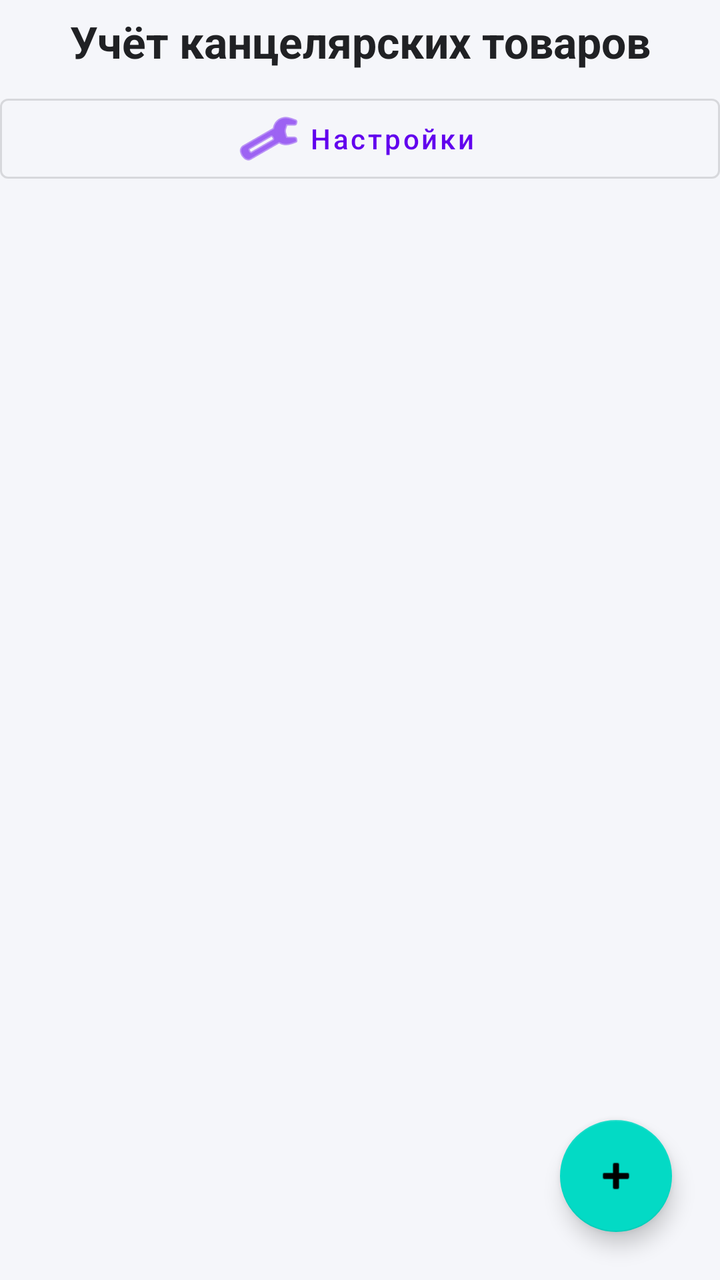
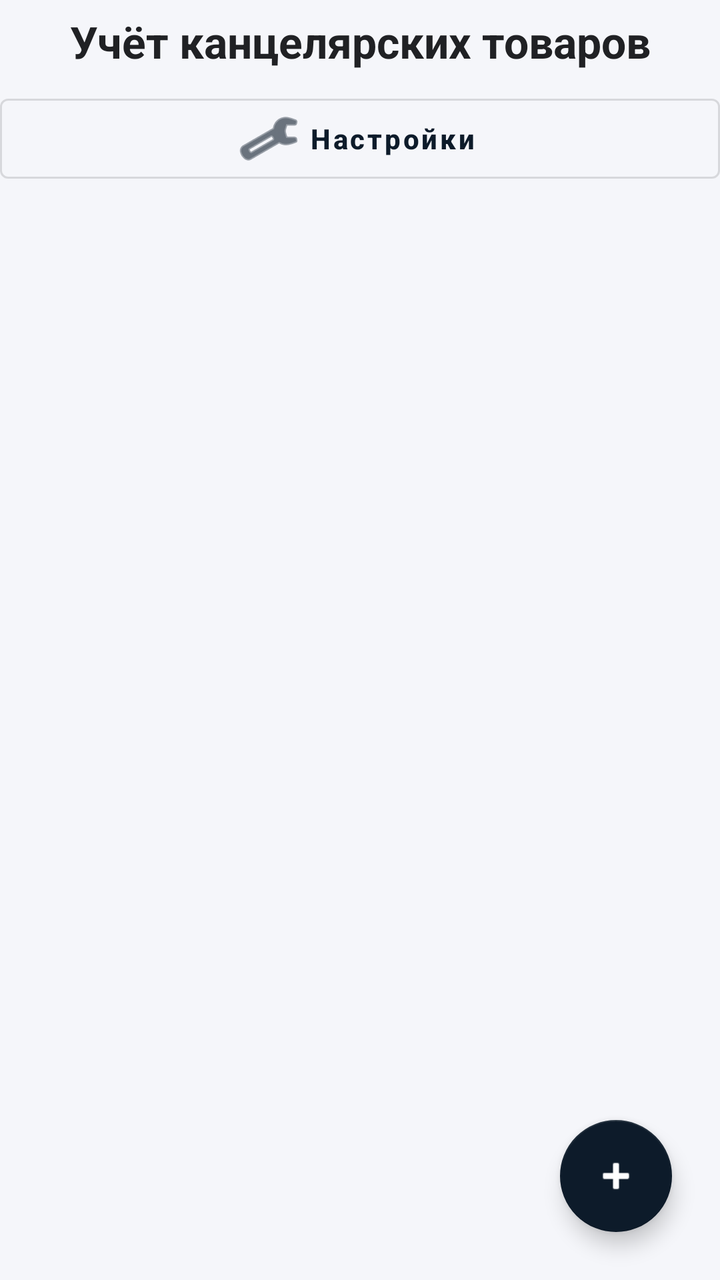

The first picture is an Android layout as it rendered before a commit; the second is the same layout after the commit. The layout source and the unified diff follow.
<!-- AndroidManifest.xml: application theme Theme.Lab_5 -->
<!-- res/layout/activity_main.xml -->
<?xml version="1.0" encoding="utf-8"?>
<androidx.coordinatorlayout.widget.CoordinatorLayout
    xmlns:android="http://schemas.android.com/apk/res/android"
    xmlns:app="http://schemas.android.com/apk/res-auto"
    android:id="@+id/mainRoot"
    android:layout_width="match_parent"
    android:layout_height="match_parent"
    android:fitsSystemWindows="true"
    android:background="#F5F6FA">

    <LinearLayout
        android:id="@+id/mainContent"
        android:layout_width="match_parent"
        android:layout_height="match_parent"
        android:orientation="vertical"
        android:paddingStart="12dp"
        android:paddingTop="0dp"
        android:paddingEnd="12dp"
        android:paddingBottom="12dp"
        android:fitsSystemWindows="true">

        <TextView
            android:id="@+id/titleTextView"
            android:layout_width="match_parent"
            android:layout_height="wrap_content"
            android:text="@string/main_title"
            android:textSize="22sp"
            android:textStyle="bold"
            android:textColor="#202124"
            android:gravity="center"
            android:paddingTop="6dp"
            android:paddingBottom="8dp"
            android:fitsSystemWindows="true" />

        <com.google.android.material.button.MaterialButton
            android:id="@+id/settingsButton"
            style="@style/Widget.MaterialComponents.Button.OutlinedButton.Icon"
            android:layout_width="match_parent"
            android:layout_height="wrap_content"
            android:text="@string/settings"
            android:textAllCaps="false"
            android:textSize="14sp"
            android:fitsSystemWindows="true"
            app:icon="@android:drawable/ic_menu_manage"
            app:iconGravity="textStart" />

        <androidx.recyclerview.widget.RecyclerView
            android:id="@+id/productsRecyclerView"
            android:layout_width="match_parent"
            android:layout_height="0dp"
            android:layout_weight="1"
            android:paddingTop="8dp"
            android:paddingBottom="135dp"
            android:clipToPadding="false"
            android:fitsSystemWindows="true" />

    </LinearLayout>

    <LinearLayout
        android:id="@+id/selectionContainer"
        android:layout_width="match_parent"
        android:layout_height="118dp"
        android:layout_gravity="bottom"
        android:layout_marginStart="8dp"
        android:layout_marginEnd="8dp"
        android:layout_marginBottom="10dp"
        android:orientation="vertical"
        android:gravity="center"
        android:visibility="gone"
        android:background="#FFFFFF"
        android:paddingStart="6dp"
        android:paddingTop="6dp"
        android:paddingEnd="6dp"
        android:paddingBottom="6dp"
        android:elevation="8dp"
        android:fitsSystemWindows="true">

        <TextView
            android:id="@+id/selectionCounterTextView"
            android:layout_width="match_parent"
            android:layout_height="28dp"
            android:text="@string/selected_count_default"
            android:textSize="14sp"
            android:textStyle="bold"
            android:textColor="#202124"
            android:gravity="center"
            android:fitsSystemWindows="true" />

        <LinearLayout
            android:id="@+id/selectionButtonsLayout"
            android:layout_width="match_parent"
            android:layout_height="78dp"
            android:orientation="horizontal"
            android:gravity="center"
            android:fitsSystemWindows="true">

            <com.google.android.material.button.MaterialButton
                android:id="@+id/selectAllButton"
                style="@style/Widget.MaterialComponents.Button.TextButton.Icon"
                android:layout_width="0dp"
                android:layout_height="match_parent"
                android:layout_weight="1"
                android:minWidth="0dp"
                android:minHeight="0dp"
                android:paddingStart="0dp"
                android:paddingTop="6dp"
                android:paddingEnd="0dp"
                android:paddingBottom="6dp"
                android:text="@string/select"
                android:textSize="8sp"
                android:textAllCaps="false"
                android:singleLine="true"
                android:gravity="center"
                android:fitsSystemWindows="true"
                app:icon="@android:drawable/checkbox_on_background"
                app:iconGravity="top"
                app:iconPadding="3dp" />

            <com.google.android.material.button.MaterialButton
                android:id="@+id/shareButton"
                style="@style/Widget.MaterialComponents.Button.TextButton.Icon"
                android:layout_width="0dp"
                android:layout_height="match_parent"
                android:layout_weight="1"
                android:minWidth="0dp"
                android:minHeight="0dp"
                android:paddingStart="0dp"
                android:paddingTop="6dp"
                android:paddingEnd="0dp"
                android:paddingBottom="6dp"
                android:text="@string/share"
                android:textSize="8sp"
                android:textAllCaps="false"
                android:singleLine="true"
                android:gravity="center"
                android:fitsSystemWindows="true"
                app:icon="@android:drawable/ic_menu_share"
                app:iconGravity="top"
                app:iconPadding="3dp" />

            <com.google.android.material.button.MaterialButton
                android:id="@+id/deleteSelectedButton"
                style="@style/Widget.MaterialComponents.Button.TextButton.Icon"
                android:layout_width="0dp"
                android:layout_height="match_parent"
                android:layout_weight="1"
                android:minWidth="0dp"
                android:minHeight="0dp"
                android:paddingStart="0dp"
                android:paddingTop="6dp"
                android:paddingEnd="0dp"
                android:paddingBottom="6dp"
                android:text="@string/delete"
                android:textSize="8sp"
                android:textAllCaps="false"
                android:singleLine="true"
                android:gravity="center"
                android:fitsSystemWindows="true"
                app:icon="@android:drawable/ic_menu_delete"
                app:iconGravity="top"
                app:iconPadding="3dp" />

            <com.google.android.material.button.MaterialButton
                android:id="@+id/exitSelectionButton"
                style="@style/Widget.MaterialComponents.Button.TextButton.Icon"
                android:layout_width="0dp"
                android:layout_height="match_parent"
                android:layout_weight="1"
                android:minWidth="0dp"
                android:minHeight="0dp"
                android:paddingStart="0dp"
                android:paddingTop="6dp"
                android:paddingEnd="0dp"
                android:paddingBottom="6dp"
                android:text="@string/exit"
                android:textSize="8sp"
                android:textAllCaps="false"
                android:singleLine="true"
                android:gravity="center"
                android:fitsSystemWindows="true"
                app:icon="@android:drawable/ic_menu_close_clear_cancel"
                app:iconGravity="top"
                app:iconPadding="3dp" />

        </LinearLayout>

    </LinearLayout>

    <com.google.android.material.floatingactionbutton.FloatingActionButton
        android:id="@+id/addProductFab"
        android:layout_width="wrap_content"
        android:layout_height="wrap_content"
        android:contentDescription="@string/add_product"
        android:layout_gravity="bottom|end"
        android:layout_margin="24dp"
        android:fitsSystemWindows="true"
        app:srcCompat="@android:drawable/ic_input_add" />

</androidx.coordinatorlayout.widget.CoordinatorLayout>
<!-- resources referenced by this layout -->
<resources>
  <string name="add_product">Добавить товар</string>
  <string name="delete">Удалить</string>
  <string name="exit">Выйти</string>
  <string name="main_title">Учёт канцелярских товаров</string>
  <string name="select">Выбрать</string>
  <string name="selected_count_default">Выбрано: 0</string>
  <string name="settings">Настройки</string>
  <string name="share">Поделиться</string>
  <style name="Theme.Lab_5" parent="Theme.MaterialComponents.DayNight.NoActionBar">
          <item name="colorPrimary">@color/purple_500</item>
          <item name="colorPrimaryVariant">@color/purple_700</item>
          <item name="colorOnPrimary">@color/white</item>
  
          <item name="colorSecondary">@color/teal_200</item>
          <item name="colorSecondaryVariant">@color/teal_700</item>
          <item name="colorOnSecondary">@color/black</item>
  
          <item name="android:statusBarColor">@color/purple_700</item>
          <item name="android:navigationBarColor">@android:color/white</item>
          <item name="android:windowLightStatusBar">false</item>
      </style>
  <color name="purple_500">#FF6200EE</color>
  <color name="purple_700">#FF3700B3</color>
  <color name="white">#FFFFFFFF</color>
  <color name="teal_200">#FF03DAC5</color>
  <color name="teal_700">#FF018786</color>
  <color name="black">#FF000000</color>
</resources>

<!-- the commit's change to res/layout/activity_main.xml (unified diff, before → after) -->
@@ -38,10 +38,13 @@
             android:layout_width="match_parent"
             android:layout_height="wrap_content"
             android:text="@string/settings"
+            android:textStyle="bold"
+            android:textColor="#0D1B2A"
             android:textAllCaps="false"
             android:textSize="14sp"
             android:fitsSystemWindows="true"
             app:icon="@android:drawable/ic_menu_manage"
+            app:iconTint="#0D1B2A"
             app:iconGravity="textStart" />
 
         <androidx.recyclerview.widget.RecyclerView
@@ -108,11 +111,14 @@
                 android:paddingBottom="6dp"
                 android:text="@string/select"
                 android:textSize="8sp"
+                android:textStyle="bold"
+                android:textColor="#0D1B2A"
                 android:textAllCaps="false"
                 android:singleLine="true"
                 android:gravity="center"
                 android:fitsSystemWindows="true"
                 app:icon="@android:drawable/checkbox_on_background"
+                app:iconTint="@null"
                 app:iconGravity="top"
                 app:iconPadding="3dp" />
 
@@ -130,11 +136,13 @@
                 android:paddingBottom="6dp"
                 android:text="@string/share"
                 android:textSize="8sp"
-                android:textAllCaps="false"
-                android:singleLine="true"
-                android:gravity="center"
-                android:fitsSystemWindows="true"
+                android:textStyle="bold"
+                android:textColor="#0D1B2A"
+                android:textAllCaps="false"
+                android:singleLine="true"
+                android:gravity="center"
                 app:icon="@android:drawable/ic_menu_share"
+                app:iconTint="@null"
                 app:iconGravity="top"
                 app:iconPadding="3dp" />
 
@@ -152,11 +160,13 @@
                 android:paddingBottom="6dp"
                 android:text="@string/delete"
                 android:textSize="8sp"
-                android:textAllCaps="false"
-                android:singleLine="true"
-                android:gravity="center"
-                android:fitsSystemWindows="true"
+                android:textStyle="bold"
+                android:textColor="#0D1B2A"
+                android:textAllCaps="false"
+                android:singleLine="true"
+                android:gravity="center"
                 app:icon="@android:drawable/ic_menu_delete"
+                app:iconTint="@null"
                 app:iconGravity="top"
                 app:iconPadding="3dp" />
 
@@ -174,11 +184,13 @@
                 android:paddingBottom="6dp"
                 android:text="@string/exit"
                 android:textSize="8sp"
-                android:textAllCaps="false"
-                android:singleLine="true"
-                android:gravity="center"
-                android:fitsSystemWindows="true"
+                android:textStyle="bold"
+                android:textColor="#0D1B2A"
+                android:textAllCaps="false"
+                android:singleLine="true"
+                android:gravity="center"
                 app:icon="@android:drawable/ic_menu_close_clear_cancel"
+                app:iconTint="@null"
                 app:iconGravity="top"
                 app:iconPadding="3dp" />
 
@@ -193,7 +205,8 @@
         android:contentDescription="@string/add_product"
         android:layout_gravity="bottom|end"
         android:layout_margin="24dp"
-        android:fitsSystemWindows="true"
+        app:backgroundTint="#0D1B2A"
+        app:tint="#FFFFFF"
         app:srcCompat="@android:drawable/ic_input_add" />
 
 </androidx.coordinatorlayout.widget.CoordinatorLayout>
